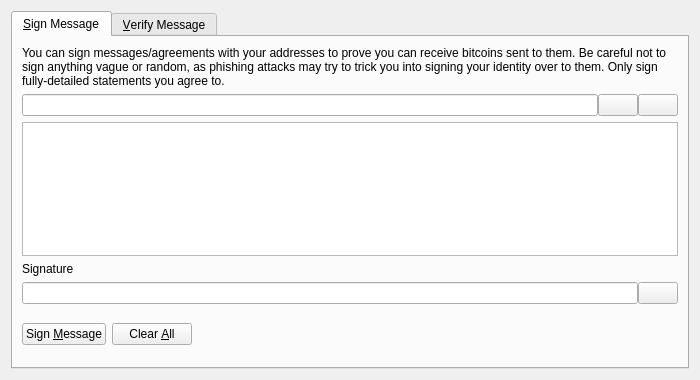
Above: src/qt/forms/signverifymessagedialog.ui from bbergaoui/bastoji-coin before the change. Below: the same form after it.
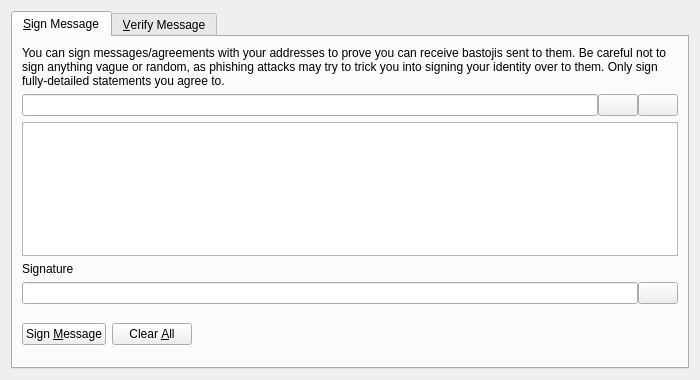
That is the form after the change. Icons and pictures are not drawn. Custom widgets are drawn as their Qt base class.

Patch:
```diff
--- a/src/qt/forms/signverifymessagedialog.ui
+++ b/src/qt/forms/signverifymessagedialog.ui
@@ -30,7 +30,7 @@
        <item>
         <widget class="QLabel" name="infoLabel_SM">
          <property name="text">
-          <string>You can sign messages/agreements with your addresses to prove you can receive bitcoins sent to them. Be careful not to sign anything vague or random, as phishing attacks may try to trick you into signing your identity over to them. Only sign fully-detailed statements you agree to.</string>
+          <string>You can sign messages/agreements with your addresses to prove you can receive bastojis sent to them. Be careful not to sign anything vague or random, as phishing attacks may try to trick you into signing your identity over to them. Only sign fully-detailed statements you agree to.</string>
          </property>
          <property name="textFormat">
           <enum>Qt::PlainText</enum>
```
Left out of the diff: 26 changed lines with no effect on the pictures.
